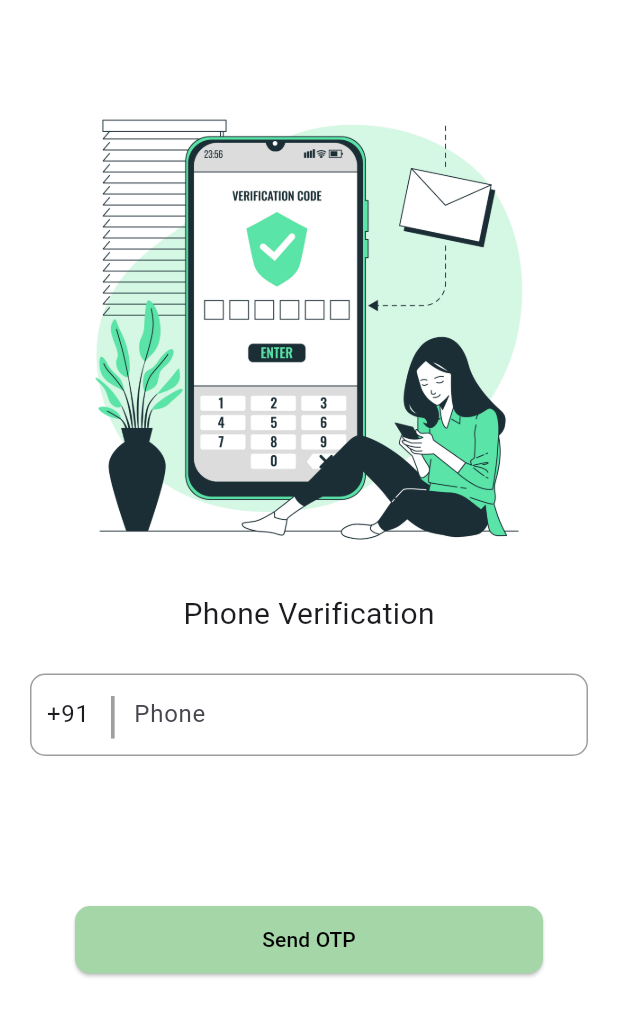
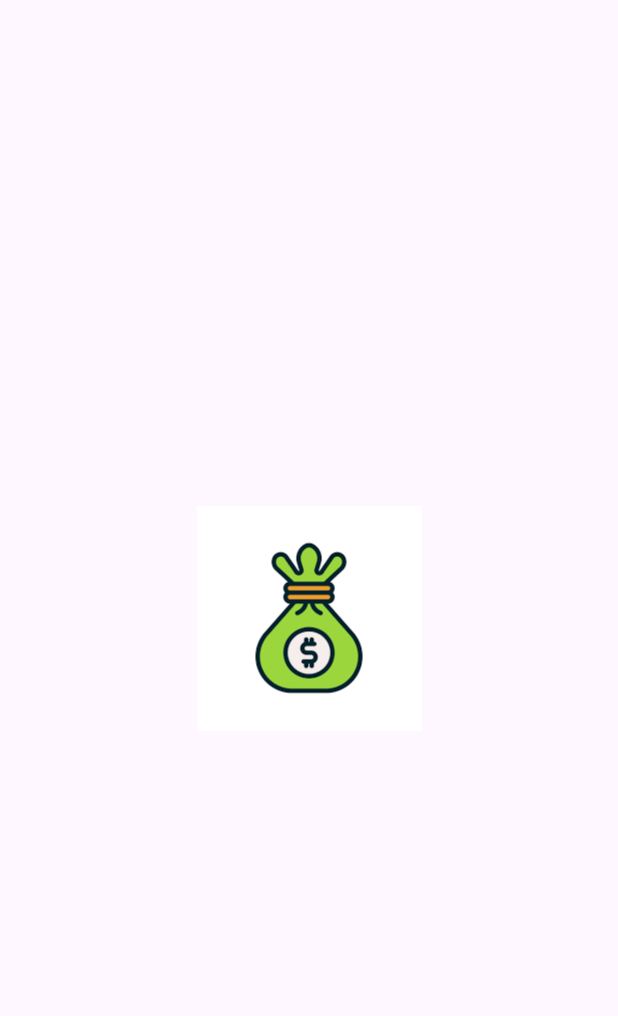
Before and after one commit to achiit/daily_finance, a Flutter app: the first screen one second after launch, on a phone screen of 412 x 824 dp. Shown: the top 1016 px of the screen. Run offline on Flutter 3.47's test engine with Material 3 defaults, Android fonts, the light colour scheme and no system bars; our stand-ins replace firebase_auth, firebase_core, image_picker, pinput; accounts and stored records are empty.

Commit message:
added splash screen

```diff
--- a/lib/main.dart
+++ b/lib/main.dart
@@ -16,21 +16,51 @@ String isLogin() {
   }
 }
 
-Future<void> main() async {
+void main() async {
   WidgetsFlutterBinding.ensureInitialized();
   await Firebase.initializeApp();
-  runApp(MaterialApp(
-    initialRoute: isLogin(),
+  runApp(MyApp());
+}
+
+class MyApp extends StatelessWidget {
+  @override
+  Widget build(BuildContext context) {
+    return MaterialApp(
+      home: SplashScreen(),
       debugShowCheckedModeBanner: false,
       routes: {
         'phone': (context) => MyPhone(),
         'verify': (context) => MyVerify(),
         'home': (context) => profile(),
-      // 'menu': (context) => Menu(),
         'setting': (context) => settings(),
+      },
+    );
+  }
+}
 
+class SplashScreen extends StatefulWidget {
+  @override
+  _SplashScreenState createState() => _SplashScreenState();
+}
 
+class _SplashScreenState extends State<SplashScreen> {
+  @override
+  void initState() {
+    super.initState();
 
-    },
-  ));
+    // Wait for 3 seconds and then navigate to the appropriate screen
+    Future.delayed(Duration(seconds: 2), () {
+      Navigator.pushReplacementNamed(context, isLogin());
+    });
   }
+
+  @override
+  Widget build(BuildContext context) {
+    return Scaffold(
+      body: Center(
+        child: Image.asset('assets/splash.png', width: 150, height: 150),
+
+      ),
+    );
+  }
+}
```
Also changed, not shown: lib/dashboard.dart (+7 -0 lines), pubspec.yaml (+8 -0 lines), assets/splash.png (added). Lines whose indentation alone changed are shown as unchanged.
